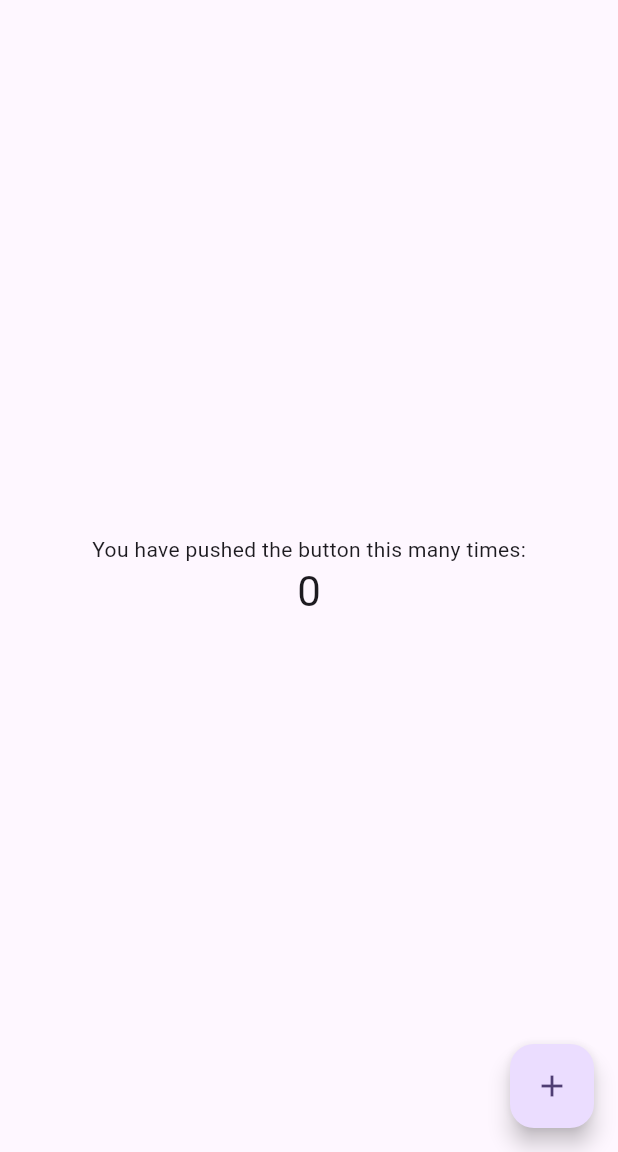
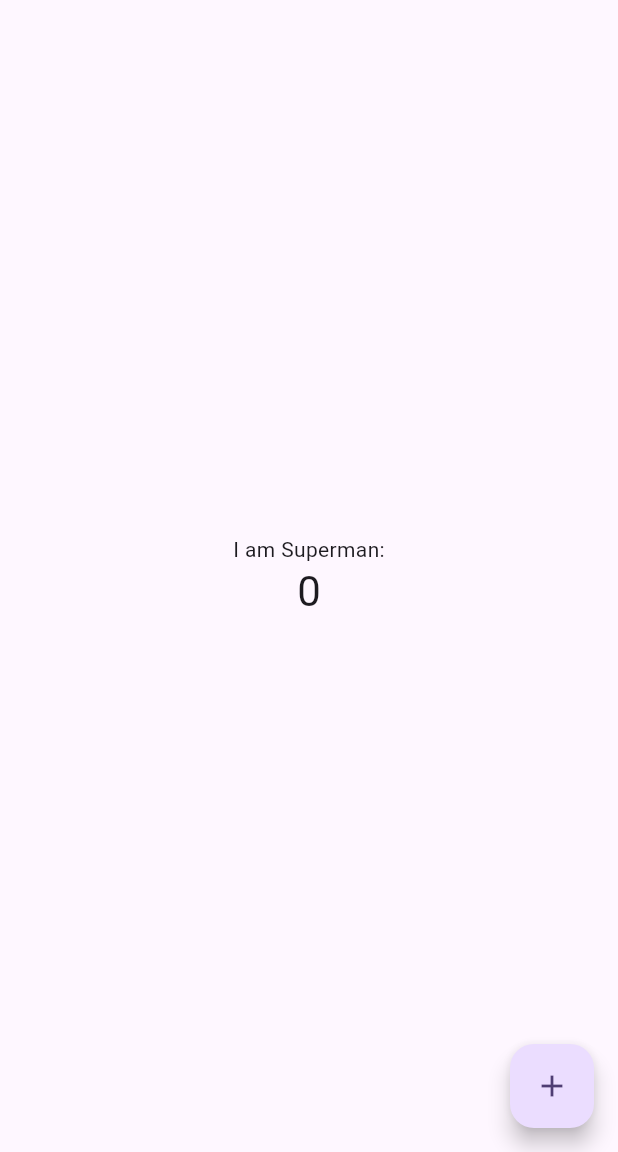
Before and after one commit to PhamtomMenace332/firstgit, a Flutter app: the screen it shows after launch, on a phone screen of 412 x 824 dp, the part 84-1236 px from its top. Run offline on Flutter 3.47's test engine with Material 3 defaults, Android fonts, the phone set to English and light mode, and no system bars.

Commit message:
Change Text Message

```diff
--- a/lib/main.dart
+++ b/lib/main.dart
@@ -106,7 +106,7 @@ class _MyHomePageState extends State<MyHomePage> {
           mainAxisAlignment: MainAxisAlignment.center,
           children: <Widget>[
             const Text(
-              'You have pushed the button this many times:',
+              'I am Superman:',
             ),
             Text(
               '$_counter',
```
